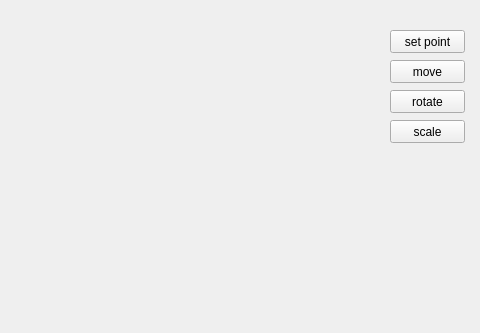
Qt form lab1.ui (abubaca4/computer-graphics-2d) before a commit; both pictures show x 320 to 800 and y 0 to 333 of the 800 by 600 pixel window.
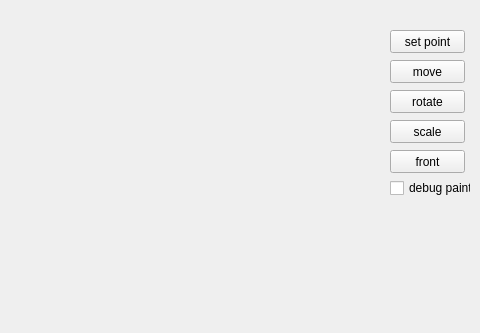
The same form after that commit.

Patch:
```diff
--- a/lab1.ui
+++ b/lab1.ui
@@ -66,6 +66,32 @@
      <string>scale</string>
     </property>
    </widget>
+   <widget class="QPushButton" name="pushButton_5">
+    <property name="geometry">
+     <rect>
+      <x>710</x>
+      <y>150</y>
+      <width>75</width>
+      <height>23</height>
+     </rect>
+    </property>
+    <property name="text">
+     <string>front</string>
+    </property>
+   </widget>
+   <widget class="QCheckBox" name="checkBox">
+    <property name="geometry">
+     <rect>
+      <x>710</x>
+      <y>180</y>
+      <width>81</width>
+      <height>16</height>
+     </rect>
+    </property>
+    <property name="text">
+     <string>debug paint</string>
+    </property>
+   </widget>
   </widget>
   <widget class="QMenuBar" name="menubar">
    <property name="geometry">
```
